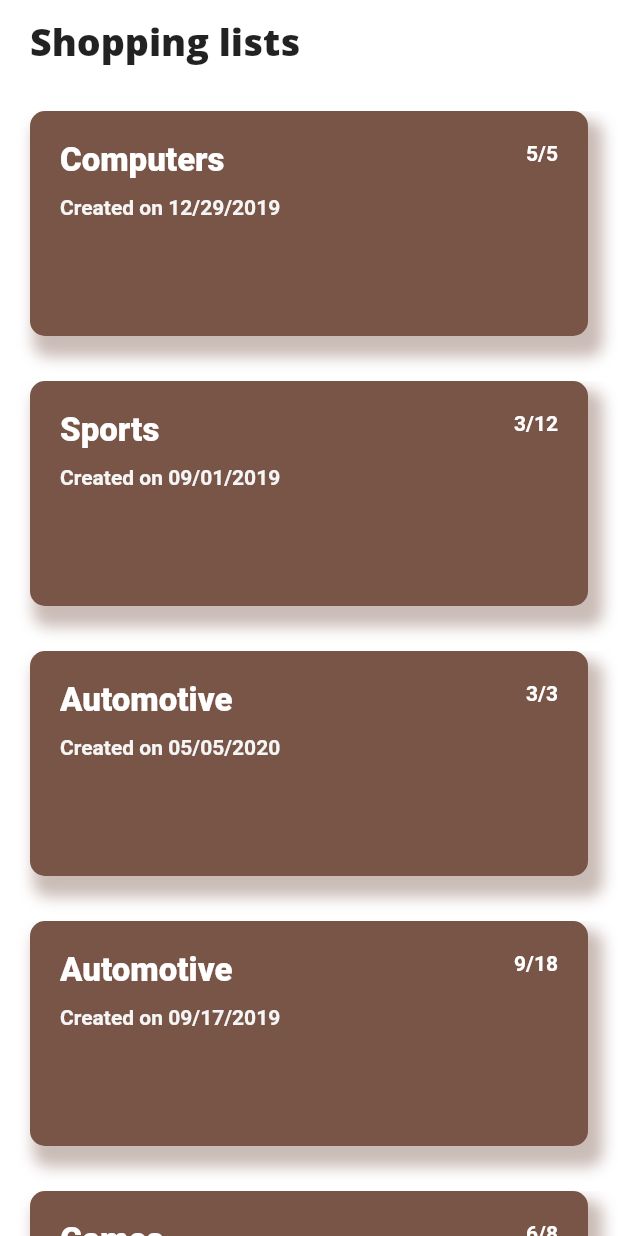
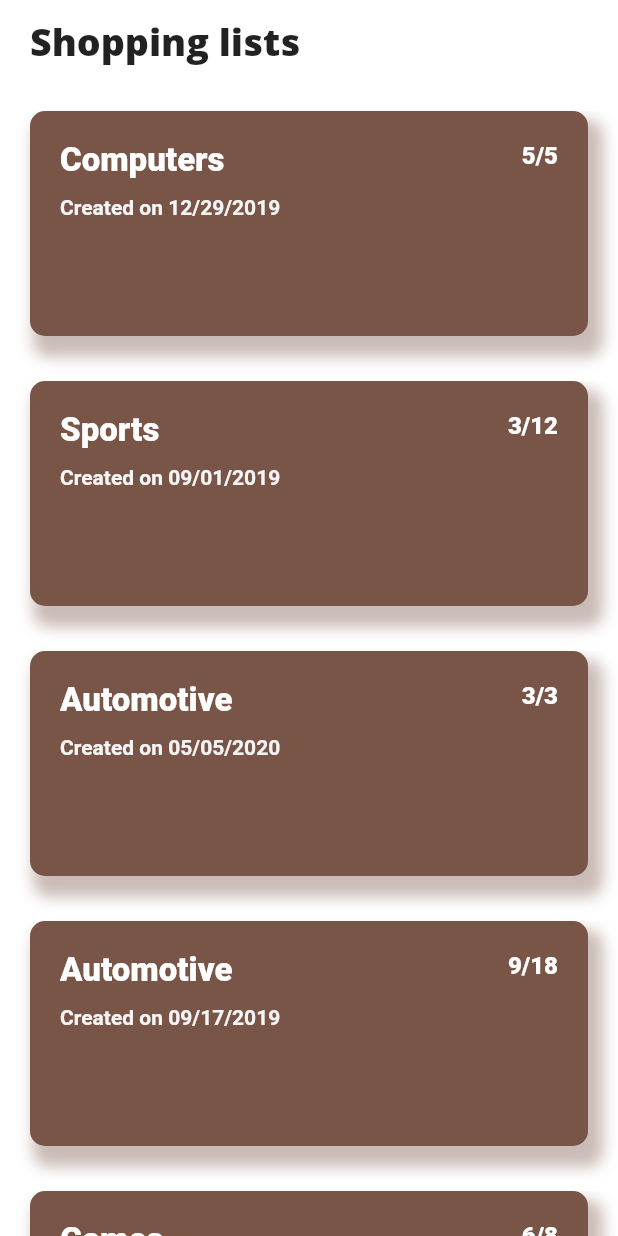
Before and after one commit to DStadnyk/flutter_poc, a Flutter app: the screen it shows after launch, after a tap on "LOGIN", on a phone screen of 412 x 824 dp. Run offline on Flutter 3.47's test engine with Material 2 defaults, Android fonts, the phone set to English and light mode, and no system bars; our stand-ins replace percent_indicator.

Commit message:
RS-48867: UI improvements for login, shopping list details and home screens

```diff
--- a/lib/screens/home_screen.dart
+++ b/lib/screens/home_screen.dart
@@ -127,9 +127,9 @@ class _HomeScreenState extends State<HomeScreen> {
                       Text(
                         "$leftToPick/${shoppingList.rows.length}",
                         style: TextStyle(
-                            fontSize: 14,
+                            fontSize: 16,
                             color: Colors.white,
-                            fontWeight: FontWeight.w600),
+                            fontWeight: FontWeight.w800),
                       ),
                     ],
                   ),
--- a/lib/screens/login_screen.dart
+++ b/lib/screens/login_screen.dart
@@ -184,7 +184,6 @@ class _LoginScreenState extends State<LoginScreen> {
             letterSpacing: 1.5,
             fontSize: 18.0,
             fontWeight: FontWeight.bold,
-            fontFamily: 'OpenSans',
           ),
         ),
       ),
@@ -241,11 +240,8 @@ class _LoginScreenState extends State<LoginScreen> {
         value: SystemUiOverlayStyle.light,
         child: GestureDetector(
           onTap: () => FocusScope.of(context).unfocus(),
-          child: Stack(
-            children: <Widget>[
-              Container(
-                height: double.infinity,
-                width: double.infinity,
+          child: SingleChildScrollView(
+            child: Container(
               decoration: new BoxDecoration(
                   gradient: LinearGradient(
                 colors: [Color(0xff1f458f), Color(0xff6b0b6b)],
@@ -255,13 +251,13 @@ class _LoginScreenState extends State<LoginScreen> {
                 // angle: 97,
                 // scale: undefined,
               )),
-              ),
-              Container(
-                height: double.infinity,
-                child: Container(
               padding: EdgeInsets.symmetric(
                 horizontal: 40.0,
               ),
+              child: SingleChildScrollView(
+                child: ConstrainedBox(
+                  constraints: BoxConstraints(
+                      maxHeight: MediaQuery.of(context).size.height),
                   child: Column(
                     mainAxisAlignment: MainAxisAlignment.center,
                     children: <Widget>[
@@ -288,8 +284,8 @@ class _LoginScreenState extends State<LoginScreen> {
                     ],
                   ),
                 ),
-              )
-            ],
+              ),
+            ),
           ),
         ),
       ),
--- a/lib/screens/shopping_list_details.dart
+++ b/lib/screens/shopping_list_details.dart
@@ -244,8 +244,7 @@ class _ShoppingListDetailsScreenState extends State<ShoppingListDetailsScreen> {
   @override
   Widget build(BuildContext context) {
     return Scaffold(
-      body: SafeArea(
-        child: Container(
+      body: Container(
         width: double.infinity,
         height: double.infinity,
         child: Stack(children: [
@@ -319,13 +318,12 @@ class _ShoppingListDetailsScreenState extends State<ShoppingListDetailsScreen> {
             ],
           ),
           Positioned(
-              top: 5,
+            top: 25,
             left: 5,
             child: _buildTopBar(),
           )
         ]),
       ),
-      ),
     );
   }
 }
```
Lines whose indentation alone changed are shown as unchanged.
